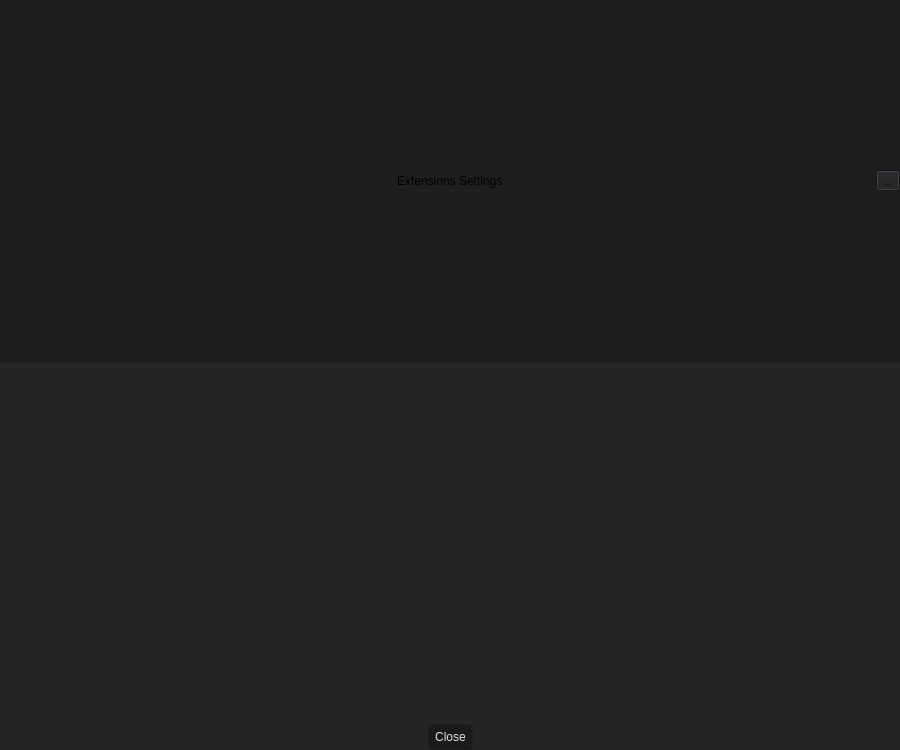
This is clo3d/ui/ExtensionsSettingsDialog.ui in e-e-m-i-l-e-e/Chrysalis as Qt 5 draws it before an edit. The edited form follows.
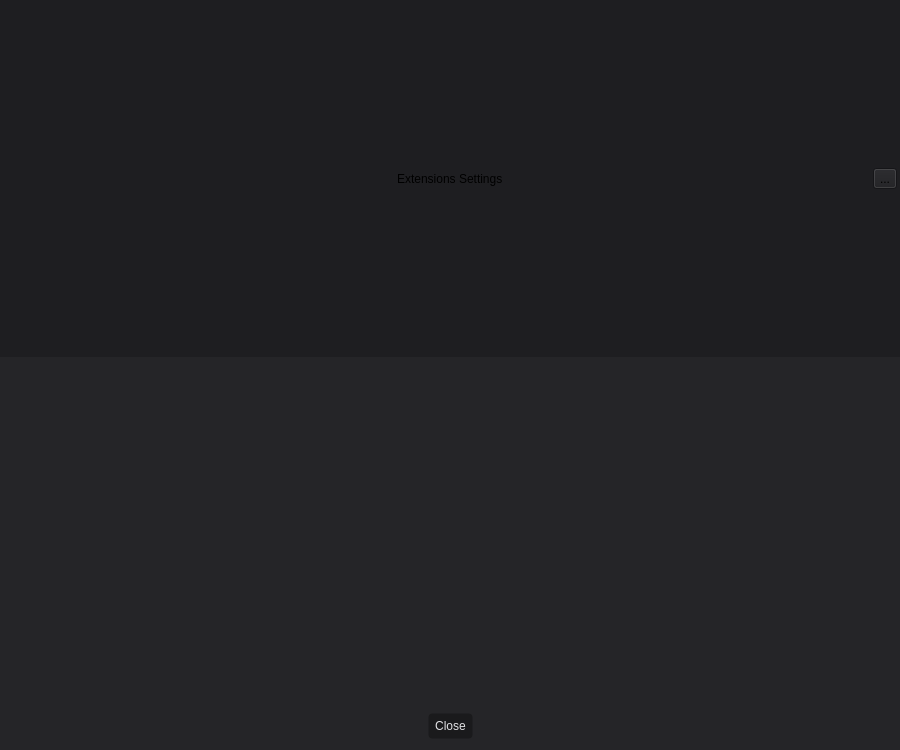
This is the edited form. Icons and pictures are not drawn. Custom widgets are drawn as their Qt base class.

Diff of the .ui file:
```diff
--- a/clo3d/ui/ExtensionsSettingsDialog.ui
+++ b/clo3d/ui/ExtensionsSettingsDialog.ui
@@ -82,6 +82,15 @@
            <property name="spacing">
             <number>0</number>
            </property>
+           <property name="leftMargin">
+            <number>3</number>
+           </property>
+           <property name="topMargin">
+            <number>3</number>
+           </property>
+           <property name="bottomMargin">
+            <number>3</number>
+           </property>
            <item>
             <spacer name="horizontalSpacer">
              <property name="orientation">
@@ -115,6 +124,15 @@
            <property name="spacing">
             <number>0</number>
            </property>
+           <property name="topMargin">
+            <number>3</number>
+           </property>
+           <property name="rightMargin">
+            <number>3</number>
+           </property>
+           <property name="bottomMargin">
+            <number>3</number>
+           </property>
            <item>
             <spacer name="horizontalSpacer_2">
              <property name="orientation">
@@ -164,6 +182,12 @@
         <property name="spacing">
          <number>0</number>
         </property>
+        <property name="topMargin">
+         <number>0</number>
+        </property>
+        <property name="bottomMargin">
+         <number>11</number>
+        </property>
         <item>
          <spacer name="horizontalSpacer_3">
           <property name="orientation">
```
